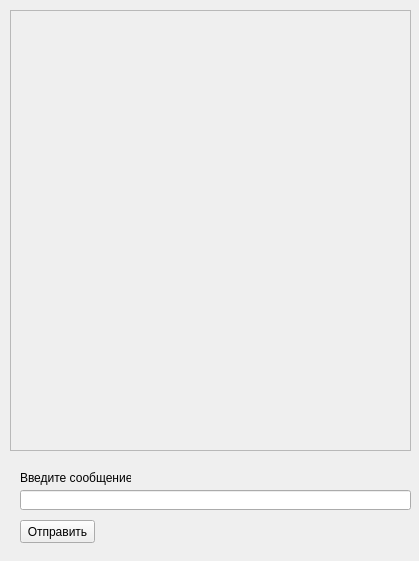
KartoonYoko/OOP-4-term, file Lab 2/gui/form_main.ui: the form before one commit.
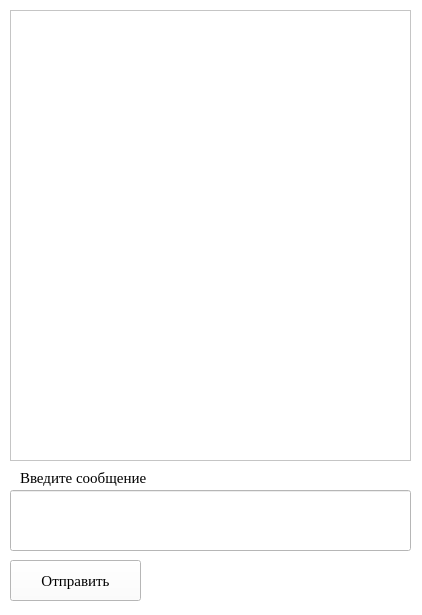
The form after the commit. Icons and pictures are not drawn.

Diff of the .ui file:
```diff
--- a/Lab 2/gui/form_main.ui
+++ b/Lab 2/gui/form_main.ui
@@ -6,59 +6,488 @@
    <rect>
     <x>0</x>
     <y>0</y>
-    <width>419</width>
-    <height>561</height>
+    <width>422</width>
+    <height>615</height>
    </rect>
   </property>
   <property name="minimumSize">
    <size>
-    <width>419</width>
-    <height>460</height>
+    <width>422</width>
+    <height>615</height>
    </size>
   </property>
   <property name="maximumSize">
    <size>
-    <width>1000</width>
-    <height>1000</height>
+    <width>422</width>
+    <height>615</height>
    </size>
   </property>
+  <property name="palette">
+   <palette>
+    <active>
+     <colorrole role="WindowText">
+      <brush brushstyle="SolidPattern">
+       <color alpha="255">
+        <red>0</red>
+        <green>0</green>
+        <blue>0</blue>
+       </color>
+      </brush>
+     </colorrole>
+     <colorrole role="Button">
+      <brush brushstyle="SolidPattern">
+       <color alpha="255">
+        <red>255</red>
+        <green>255</green>
+        <blue>255</blue>
+       </color>
+      </brush>
+     </colorrole>
+     <colorrole role="Light">
+      <brush brushstyle="SolidPattern">
+       <color alpha="255">
+        <red>255</red>
+        <green>255</green>
+        <blue>255</blue>
+       </color>
+      </brush>
+     </colorrole>
+     <colorrole role="Midlight">
+      <brush brushstyle="SolidPattern">
+       <color alpha="255">
+        <red>255</red>
+        <green>255</green>
+        <blue>255</blue>
+       </color>
+      </brush>
+     </colorrole>
+     <colorrole role="Dark">
+      <brush brushstyle="SolidPattern">
+       <color alpha="255">
+        <red>127</red>
+        <green>127</green>
+        <blue>127</blue>
+       </color>
+      </brush>
+     </colorrole>
+     <colorrole role="Mid">
+      <brush brushstyle="SolidPattern">
+       <color alpha="255">
+        <red>170</red>
+        <green>170</green>
+        <blue>170</blue>
+       </color>
+      </brush>
+     </colorrole>
+     <colorrole role="Text">
+      <brush brushstyle="SolidPattern">
+       <color alpha="255">
+        <red>0</red>
+        <green>0</green>
+        <blue>0</blue>
+       </color>
+      </brush>
+     </colorrole>
+     <colorrole role="BrightText">
+      <brush brushstyle="SolidPattern">
+       <color alpha="255">
+        <red>255</red>
+        <green>255</green>
+        <blue>255</blue>
+       </color>
+      </brush>
+     </colorrole>
+     <colorrole role="ButtonText">
+      <brush brushstyle="SolidPattern">
+       <color alpha="255">
+        <red>0</red>
+        <green>0</green>
+        <blue>0</blue>
+       </color>
+      </brush>
+     </colorrole>
+     <colorrole role="Base">
+      <brush brushstyle="SolidPattern">
+       <color alpha="255">
+        <red>255</red>
+        <green>255</green>
+        <blue>255</blue>
+       </color>
+      </brush>
+     </colorrole>
+     <colorrole role="Window">
+      <brush brushstyle="SolidPattern">
+       <color alpha="255">
+        <red>255</red>
+        <green>255</green>
+        <blue>255</blue>
+       </color>
+      </brush>
+     </colorrole>
+     <colorrole role="Shadow">
+      <brush brushstyle="SolidPattern">
+       <color alpha="255">
+        <red>0</red>
+        <green>0</green>
+        <blue>0</blue>
+       </color>
+      </brush>
+     </colorrole>
+     <colorrole role="AlternateBase">
+      <brush brushstyle="SolidPattern">
+       <color alpha="255">
+        <red>255</red>
+        <green>255</green>
+        <blue>255</blue>
+       </color>
+      </brush>
+     </colorrole>
+     <colorrole role="ToolTipBase">
+      <brush brushstyle="SolidPattern">
+       <color alpha="255">
+        <red>255</red>
+        <green>255</green>
+        <blue>220</blue>
+       </color>
+      </brush>
+     </colorrole>
+     <colorrole role="ToolTipText">
+      <brush brushstyle="SolidPattern">
+       <color alpha="255">
+        <red>0</red>
+        <green>0</green>
+        <blue>0</blue>
+       </color>
+      </brush>
+     </colorrole>
+     <colorrole role="PlaceholderText">
+      <brush brushstyle="SolidPattern">
+       <color alpha="128">
+        <red>0</red>
+        <green>0</green>
+        <blue>0</blue>
+       </color>
+      </brush>
+     </colorrole>
+    </active>
+    <inactive>
+     <colorrole role="WindowText">
+      <brush brushstyle="SolidPattern">
+       <color alpha="255">
+        <red>0</red>
+        <green>0</green>
+        <blue>0</blue>
+       </color>
+      </brush>
+     </colorrole>
+     <colorrole role="Button">
+      <brush brushstyle="SolidPattern">
+       <color alpha="255">
+        <red>255</red>
+        <green>255</green>
+        <blue>255</blue>
+       </color>
+      </brush>
+     </colorrole>
+     <colorrole role="Light">
+      <brush brushstyle="SolidPattern">
+       <color alpha="255">
+        <red>255</red>
+        <green>255</green>
+        <blue>255</blue>
+       </color>
+      </brush>
+     </colorrole>
+     <colorrole role="Midlight">
+      <brush brushstyle="SolidPattern">
+       <color alpha="255">
+        <red>255</red>
+        <green>255</green>
+        <blue>255</blue>
+       </color>
+      </brush>
+     </colorrole>
+     <colorrole role="Dark">
+      <brush brushstyle="SolidPattern">
+       <color alpha="255">
+        <red>127</red>
+        <green>127</green>
+        <blue>127</blue>
+       </color>
+      </brush>
+     </colorrole>
+     <colorrole role="Mid">
+      <brush brushstyle="SolidPattern">
+       <color alpha="255">
+        <red>170</red>
+        <green>170</green>
+        <blue>170</blue>
+       </color>
+      </brush>
+     </colorrole>
+     <colorrole role="Text">
+      <brush brushstyle="SolidPattern">
+       <color alpha="255">
+        <red>0</red>
+        <green>0</green>
+        <blue>0</blue>
+       </color>
+      </brush>
+     </colorrole>
+     <colorrole role="BrightText">
+      <brush brushstyle="SolidPattern">
+       <color alpha="255">
+        <red>255</red>
+        <green>255</green>
+        <blue>255</blue>
+       </color>
+      </brush>
+     </colorrole>
+     <colorrole role="ButtonText">
+      <brush brushstyle="SolidPattern">
+       <color alpha="255">
+        <red>0</red>
+        <green>0</green>
+        <blue>0</blue>
+       </color>
+      </brush>
+     </colorrole>
+     <colorrole role="Base">
+      <brush brushstyle="SolidPattern">
+       <color alpha="255">
+        <red>255</red>
+        <green>255</green>
+        <blue>255</blue>
+       </color>
+      </brush>
+     </colorrole>
+     <colorrole role="Window">
+      <brush brushstyle="SolidPattern">
+       <color alpha="255">
+        <red>255</red>
+        <green>255</green>
+        <blue>255</blue>
+       </color>
+      </brush>
+     </colorrole>
+     <colorrole role="Shadow">
+      <brush brushstyle="SolidPattern">
+       <color alpha="255">
+        <red>0</red>
+        <green>0</green>
+        <blue>0</blue>
+       </color>
+      </brush>
+     </colorrole>
+     <colorrole role="AlternateBase">
+      <brush brushstyle="SolidPattern">
+       <color alpha="255">
+        <red>255</red>
+        <green>255</green>
+        <blue>255</blue>
+       </color>
+      </brush>
+     </colorrole>
+     <colorrole role="ToolTipBase">
+      <brush brushstyle="SolidPattern">
+       <color alpha="255">
+        <red>255</red>
+        <green>255</green>
+        <blue>220</blue>
+       </color>
+      </brush>
+     </colorrole>
+     <colorrole role="ToolTipText">
+      <brush brushstyle="SolidPattern">
+       <color alpha="255">
+        <red>0</red>
+        <green>0</green>
+        <blue>0</blue>
+       </color>
+      </brush>
+     </colorrole>
+     <colorrole role="PlaceholderText">
+      <brush brushstyle="SolidPattern">
+       <color alpha="128">
+        <red>0</red>
+        <green>0</green>
+        <blue>0</blue>
+       </color>
+      </brush>
+     </colorrole>
+    </inactive>
+    <disabled>
+     <colorrole role="WindowText">
+      <brush brushstyle="SolidPattern">
+       <color alpha="255">
+        <red>127</red>
+        <green>127</green>
+        <blue>127</blue>
+       </color>
+      </brush>
+     </colorrole>
+     <colorrole role="Button">
+      <brush brushstyle="SolidPattern">
+       <color alpha="255">
+        <red>255</red>
+        <green>255</green>
+        <blue>255</blue>
+       </color>
+      </brush>
+     </colorrole>
+     <colorrole role="Light">
+      <brush brushstyle="SolidPattern">
+       <color alpha="255">
+        <red>255</red>
+        <green>255</green>
+        <blue>255</blue>
+       </color>
+      </brush>
+     </colorrole>
+     <colorrole role="Midlight">
+      <brush brushstyle="SolidPattern">
+       <color alpha="255">
+        <red>255</red>
+        <green>255</green>
+        <blue>255</blue>
+       </color>
+      </brush>
+     </colorrole>
+     <colorrole role="Dark">
+      <brush brushstyle="SolidPattern">
+       <color alpha="255">
+        <red>127</red>
+        <green>127</green>
+        <blue>127</blue>
+       </color>
+      </brush>
+     </colorrole>
+     <colorrole role="Mid">
+      <brush brushstyle="SolidPattern">
+       <color alpha="255">
+        <red>170</red>
+        <green>170</green>
+        <blue>170</blue>
+       </color>
+      </brush>
+     </colorrole>
+     <colorrole role="Text">
+      <brush brushstyle="SolidPattern">
+       <color alpha="255">
+        <red>127</red>
+        <green>127</green>
+        <blue>127</blue>
+       </color>
+      </brush>
+     </colorrole>
+     <colorrole role="BrightText">
+      <brush brushstyle="SolidPattern">
+       <color alpha="255">
+        <red>255</red>
+        <green>255</green>
+        <blue>255</blue>
+       </color>
+      </brush>
+     </colorrole>
+     <colorrole role="ButtonText">
+      <brush brushstyle="SolidPattern">
+       <color alpha="255">
+        <red>127</red>
+        <green>127</green>
+        <blue>127</blue>
+       </color>
+      </brush>
+     </colorrole>
+     <colorrole role="Base">
+      <brush brushstyle="SolidPattern">
+       <color alpha="255">
+        <red>255</red>
+        <green>255</green>
+        <blue>255</blue>
+       </color>
+      </brush>
+     </colorrole>
+     <colorrole role="Window">
+      <brush brushstyle="SolidPattern">
+       <color alpha="255">
+        <red>255</red>
+        <green>255</green>
+        <blue>255</blue>
+       </color>
+      </brush>
+     </colorrole>
+     <colorrole role="Shadow">
+      <brush brushstyle="SolidPattern">
+       <color alpha="255">
+        <red>0</red>
+        <green>0</green>
+        <blue>0</blue>
+       </color>
+      </brush>
+     </colorrole>
+     <colorrole role="AlternateBase">
+      <brush brushstyle="SolidPattern">
+       <color alpha="255">
+        <red>255</red>
+        <green>255</green>
+        <blue>255</blue>
+       </color>
+      </brush>
+     </colorrole>
+     <colorrole role="ToolTipBase">
+      <brush brushstyle="SolidPattern">
+       <color alpha="255">
+        <red>255</red>
+        <green>255</green>
+        <blue>220</blue>
+       </color>
+      </brush>
+     </colorrole>
+     <colorrole role="ToolTipText">
+      <brush brushstyle="SolidPattern">
+       <color alpha="255">
+        <red>0</red>
+        <green>0</green>
+        <blue>0</blue>
+       </color>
+      </brush>
+     </colorrole>
+     <colorrole role="PlaceholderText">
+      <brush brushstyle="SolidPattern">
+       <color alpha="128">
+        <red>0</red>
+        <green>0</green>
+        <blue>0</blue>
+       </color>
+      </brush>
+     </colorrole>
+    </disabled>
+   </palette>
+  </property>
   <property name="windowTitle">
    <string>Общение</string>
   </property>
-  <widget class="QPlainTextEdit" name="plainTextEdit">
-   <property name="enabled">
-    <bool>false</bool>
-   </property>
-   <property name="geometry">
-    <rect>
-     <x>10</x>
-     <y>10</y>
-     <width>401</width>
-     <height>441</height>
-    </rect>
-   </property>
-   <property name="minimumSize">
-    <size>
-     <width>401</width>
-     <height>441</height>
-    </size>
-   </property>
-   <property name="maximumSize">
-    <size>
-     <width>1000</width>
-     <height>1000</height>
-    </size>
-   </property>
-  </widget>
+  <property name="windowIcon">
+   <iconset theme="clouds"/>
+  </property>
+  <property name="styleSheet">
+   <string notr="true"/>
+  </property>
   <widget class="QLabel" name="label">
    <property name="geometry">
     <rect>
      <x>20</x>
      <y>470</y>
-     <width>111</width>
+     <width>141</width>
      <height>16</height>
     </rect>
    </property>
+   <property name="font">
+    <font>
+     <family>Times New Roman</family>
+     <pointsize>11</pointsize>
+    </font>
+   </property>
    <property name="text">
     <string>Введите сообщение</string>
    </property>
@@ -66,26 +495,503 @@
   <widget class="QLineEdit" name="lineEdit_message">
    <property name="geometry">
     <rect>
-     <x>20</x>
+     <x>10</x>
      <y>490</y>
-     <width>391</width>
-     <height>20</height>
+     <width>401</width>
+     <height>61</height>
     </rect>
    </property>
+   <property name="font">
+    <font>
+     <family>Times New Roman</family>
+     <pointsize>11</pointsize>
+    </font>
+   </property>
   </widget>
   <widget class="QPushButton" name="pushButton_enter">
    <property name="geometry">
     <rect>
-     <x>20</x>
-     <y>520</y>
-     <width>75</width>
-     <height>23</height>
+     <x>10</x>
+     <y>560</y>
+     <width>131</width>
+     <height>41</height>
     </rect>
    </property>
+   <property name="font">
+    <font>
+     <family>Times New Roman</family>
+     <pointsize>11</pointsize>
+    </font>
+   </property>
    <property name="text">
     <string>Отправить</string>
    </property>
   </widget>
+  <widget class="QTextEdit" name="textEdit">
+   <property name="geometry">
+    <rect>
+     <x>10</x>
+     <y>10</y>
+     <width>401</width>
+     <height>451</height>
+    </rect>
+   </property>
+   <property name="palette">
+    <palette>
+     <active>
+      <colorrole role="WindowText">
+       <brush brushstyle="SolidPattern">
+        <color alpha="255">
+         <red>0</red>
+         <green>0</green>
+         <blue>0</blue>
+        </color>
+       </brush>
+      </colorrole>
+      <colorrole role="Button">
+       <brush brushstyle="SolidPattern">
+        <color alpha="255">
+         <red>255</red>
+         <green>255</green>
+         <blue>255</blue>
+        </color>
+       </brush>
+      </colorrole>
+      <colorrole role="Light">
+       <brush brushstyle="SolidPattern">
+        <color alpha="255">
+         <red>255</red>
+         <green>255</green>
+         <blue>255</blue>
+        </color>
+       </brush>
+      </colorrole>
+      <colorrole role="Midlight">
+       <brush brushstyle="SolidPattern">
+        <color alpha="255">
+         <red>255</red>
+         <green>255</green>
+         <blue>255</blue>
+        </color>
+       </brush>
+      </colorrole>
+      <colorrole role="Dark">
+       <brush brushstyle="SolidPattern">
+        <color alpha="255">
+         <red>127</red>
+         <green>127</green>
+         <blue>127</blue>
+        </color>
+       </brush>
+      </colorrole>
+      <colorrole role="Mid">
+       <brush brushstyle="SolidPattern">
+        <color alpha="255">
+         <red>170</red>
+         <green>170</green>
+         <blue>170</blue>
+        </color>
+       </brush>
+      </colorrole>
+      <colorrole role="Text">
+       <brush brushstyle="SolidPattern">
+        <color alpha="255">
+         <red>0</red>
+         <green>0</green>
+         <blue>0</blue>
+        </color>
+       </brush>
+      </colorrole>
+      <colorrole role="BrightText">
+       <brush brushstyle="SolidPattern">
+        <color alpha="255">
+         <red>255</red>
+         <green>255</green>
+         <blue>255</blue>
+        </color>
+       </brush>
+      </colorrole>
+      <colorrole role="ButtonText">
+       <brush brushstyle="SolidPattern">
+        <color alpha="255">
+         <red>0</red>
+         <green>0</green>
+         <blue>0</blue>
+        </color>
+       </brush>
+      </colorrole>
+      <colorrole role="Base">
+       <brush brushstyle="SolidPattern">
+        <color alpha="255">
+         <red>255</red>
+         <green>255</green>
+         <blue>255</blue>
+        </color>
+       </brush>
+      </colorrole>
+      <colorrole role="Window">
+       <brush brushstyle="SolidPattern">
+        <color alpha="255">
+         <red>255</red>
+         <green>255</green>
+         <blue>255</blue>
+        </color>
+       </brush>
+      </colorrole>
+      <colorrole role="Shadow">
+       <brush brushstyle="SolidPattern">
+        <color alpha="255">
+         <red>0</red>
+         <green>0</green>
+         <blue>0</blue>
+        </color>
+       </brush>
+      </colorrole>
+      <colorrole role="AlternateBase">
+       <brush brushstyle="SolidPattern">
+        <color alpha="255">
+         <red>255</red>
+         <green>255</green>
+         <blue>255</blue>
+        </color>
+       </brush>
+      </colorrole>
+      <colorrole role="ToolTipBase">
+       <brush brushstyle="SolidPattern">
+        <color alpha="255">
+         <red>255</red>
+         <green>255</green>
+         <blue>220</blue>
+        </color>
+       </brush>
+      </colorrole>
+      <colorrole role="ToolTipText">
+       <brush brushstyle="SolidPattern">
+        <color alpha="255">
+         <red>0</red>
+         <green>0</green>
+         <blue>0</blue>
+        </color>
+       </brush>
+      </colorrole>
+      <colorrole role="PlaceholderText">
+       <brush brushstyle="SolidPattern">
+        <color alpha="128">
+         <red>0</red>
+         <green>0</green>
+         <blue>0</blue>
+        </color>
+       </brush>
+      </colorrole>
+     </active>
+     <inactive>
+      <colorrole role="WindowText">
+       <brush brushstyle="SolidPattern">
+        <color alpha="255">
+         <red>0</red>
+         <green>0</green>
+         <blue>0</blue>
+        </color>
+       </brush>
+      </colorrole>
+      <colorrole role="Button">
+       <brush brushstyle="SolidPattern">
+        <color alpha="255">
+         <red>255</red>
+         <green>255</green>
+         <blue>255</blue>
+        </color>
+       </brush>
+      </colorrole>
+      <colorrole role="Light">
+       <brush brushstyle="SolidPattern">
+        <color alpha="255">
+         <red>255</red>
+         <green>255</green>
+         <blue>255</blue>
+        </color>
+       </brush>
+      </colorrole>
+      <colorrole role="Midlight">
+       <brush brushstyle="SolidPattern">
+        <color alpha="255">
+         <red>255</red>
+         <green>255</green>
+         <blue>255</blue>
+        </color>
+       </brush>
+      </colorrole>
+      <colorrole role="Dark">
+       <brush brushstyle="SolidPattern">
+        <color alpha="255">
+         <red>127</red>
+         <green>127</green>
+         <blue>127</blue>
+        </color>
+       </brush>
+      </colorrole>
+      <colorrole role="Mid">
+       <brush brushstyle="SolidPattern">
+        <color alpha="255">
+         <red>170</red>
+         <green>170</green>
+         <blue>170</blue>
+        </color>
+       </brush>
+      </colorrole>
+      <colorrole role="Text">
+       <brush brushstyle="SolidPattern">
+        <color alpha="255">
+         <red>0</red>
+         <green>0</green>
+         <blue>0</blue>
+        </color>
+       </brush>
+      </colorrole>
+      <colorrole role="BrightText">
+       <brush brushstyle="SolidPattern">
+        <color alpha="255">
+         <red>255</red>
+         <green>255</green>
+         <blue>255</blue>
+        </color>
+       </brush>
+      </colorrole>
+      <colorrole role="ButtonText">
+       <brush brushstyle="SolidPattern">
+        <color alpha="255">
+         <red>0</red>
+         <green>0</green>
+         <blue>0</blue>
+        </color>
+       </brush>
+      </colorrole>
+      <colorrole role="Base">
+       <brush brushstyle="SolidPattern">
+        <color alpha="255">
+         <red>255</red>
+         <green>255</green>
+         <blue>255</blue>
+        </color>
+       </brush>
+      </colorrole>
+      <colorrole role="Window">
+       <brush brushstyle="SolidPattern">
+        <color alpha="255">
+         <red>255</red>
+         <green>255</green>
+         <blue>255</blue>
+        </color>
+       </brush>
+      </colorrole>
+      <colorrole role="Shadow">
+       <brush brushstyle="SolidPattern">
+        <color alpha="255">
+         <red>0</red>
+         <green>0</green>
+         <blue>0</blue>
+        </color>
+       </brush>
+      </colorrole>
+      <colorrole role="AlternateBase">
+       <brush brushstyle="SolidPattern">
+        <color alpha="255">
+         <red>255</red>
+         <green>255</green>
+         <blue>255</blue>
+        </color>
+       </brush>
+      </colorrole>
+      <colorrole role="ToolTipBase">
+       <brush brushstyle="SolidPattern">
+        <color alpha="255">
+         <red>255</red>
+         <green>255</green>
+         <blue>220</blue>
+        </color>
+       </brush>
+      </colorrole>
+      <colorrole role="ToolTipText">
+       <brush brushstyle="SolidPattern">
+        <color alpha="255">
+         <red>0</red>
+         <green>0</green>
+         <blue>0</blue>
+        </color>
+       </brush>
+      </colorrole>
+      <colorrole role="PlaceholderText">
+       <brush brushstyle="SolidPattern">
+        <color alpha="128">
+         <red>0</red>
+         <green>0</green>
+         <blue>0</blue>
+        </color>
+       </brush>
+      </colorrole>
+     </inactive>
+     <disabled>
+      <colorrole role="WindowText">
+       <brush brushstyle="SolidPattern">
+        <color alpha="255">
+         <red>127</red>
+         <green>127</green>
+         <blue>127</blue>
+        </color>
+       </brush>
+      </colorrole>
+      <colorrole role="Button">
+       <brush brushstyle="SolidPattern">
+        <color alpha="255">
+         <red>255</red>
+         <green>255</green>
+         <blue>255</blue>
+        </color>
+       </brush>
+      </colorrole>
+      <colorrole role="Light">
+       <brush brushstyle="SolidPattern">
+        <color alpha="255">
+         <red>255</red>
+         <green>255</green>
+         <blue>255</blue>
+        </color>
+       </brush>
+      </colorrole>
+      <colorrole role="Midlight">
+       <brush brushstyle="SolidPattern">
+        <color alpha="255">
+         <red>255</red>
+         <green>255</green>
+         <blue>255</blue>
+        </color>
+       </brush>
+      </colorrole>
+      <colorrole role="Dark">
+       <brush brushstyle="SolidPattern">
+        <color alpha="255">
+         <red>127</red>
+         <green>127</green>
+         <blue>127</blue>
+        </color>
+       </brush>
+      </colorrole>
+      <colorrole role="Mid">
+       <brush brushstyle="SolidPattern">
+        <color alpha="255">
+         <red>170</red>
+         <green>170</green>
+         <blue>170</blue>
+        </color>
+       </brush>
+      </colorrole>
+      <colorrole role="Text">
+       <brush brushstyle="SolidPattern">
+        <color alpha="255">
+         <red>127</red>
+         <green>127</green>
+         <blue>127</blue>
+        </color>
+       </brush>
+      </colorrole>
+      <colorrole role="BrightText">
+       <brush brushstyle="SolidPattern">
+        <color alpha="255">
+         <red>255</red>
+         <green>255</green>
+         <blue>255</blue>
+        </color>
+       </brush>
+      </colorrole>
+      <colorrole role="ButtonText">
+       <brush brushstyle="SolidPattern">
+        <color alpha="255">
+         <red>127</red>
+         <green>127</green>
+         <blue>127</blue>
+        </color>
+       </brush>
+      </colorrole>
+      <colorrole role="Base">
+       <brush brushstyle="SolidPattern">
+        <color alpha="255">
+         <red>255</red>
+         <green>255</green>
+         <blue>255</blue>
+        </color>
+       </brush>
+      </colorrole>
+      <colorrole role="Window">
+       <brush brushstyle="SolidPattern">
+        <color alpha="255">
+         <red>255</red>
+         <green>255</green>
+         <blue>255</blue>
+        </color>
+       </brush>
+      </colorrole>
+      <colorrole role="Shadow">
+       <brush brushstyle="SolidPattern">
+        <color alpha="255">
+         <red>0</red>
+         <green>0</green>
+         <blue>0</blue>
+        </color>
+       </brush>
+      </colorrole>
+      <colorrole role="AlternateBase">
+       <brush brushstyle="SolidPattern">
+        <color alpha="255">
+         <red>255</red>
+         <green>255</green>
+         <blue>255</blue>
+        </color>
+       </brush>
+      </colorrole>
+      <colorrole role="ToolTipBase">
+       <brush brushstyle="SolidPattern">
+        <color alpha="255">
+         <red>255</red>
+         <green>255</green>
+         <blue>220</blue>
+        </color>
+       </brush>
+      </colorrole>
+      <colorrole role="ToolTipText">
+       <brush brushstyle="SolidPattern">
+        <color alpha="255">
+         <red>0</red>
+         <green>0</green>
+         <blue>0</blue>
+        </color>
+       </brush>
+      </colorrole>
+      <colorrole role="PlaceholderText">
+       <brush brushstyle="SolidPattern">
+        <color alpha="128">
+         <red>0</red>
+         <green>0</green>
+         <blue>0</blue>
+        </color>
+       </brush>
+      </colorrole>
+     </disabled>
+    </palette>
+   </property>
+   <property name="styleSheet">
+    <string notr="true"/>
+   </property>
+   <property name="readOnly">
+    <bool>true</bool>
+   </property>
+   <property name="html">
+    <string>&lt;!DOCTYPE HTML PUBLIC &quot;-//W3C//DTD HTML 4.0//EN&quot; &quot;http://www.w3.org/TR/REC-html40/strict.dtd&quot;&gt;
+&lt;html&gt;&lt;head&gt;&lt;meta name=&quot;qrichtext&quot; content=&quot;1&quot; /&gt;&lt;style type=&quot;text/css&quot;&gt;
+p, li { white-space: pre-wrap; }
+&lt;/style&gt;&lt;/head&gt;&lt;body style=&quot; font-family:'MS Shell Dlg 2'; font-size:8.25pt; font-weight:400; font-style:normal;&quot;&gt;
+&lt;p style=&quot;-qt-paragraph-type:empty; margin-top:0px; margin-bottom:0px; margin-left:0px; margin-right:0px; -qt-block-indent:0; text-indent:0px; font-family:'MS Shell Dlg 2';&quot;&gt;&lt;br /&gt;&lt;/p&gt;&lt;/body&gt;&lt;/html&gt;</string>
+   </property>
+  </widget>
  </widget>
  <resources/>
  <connections/>
```
